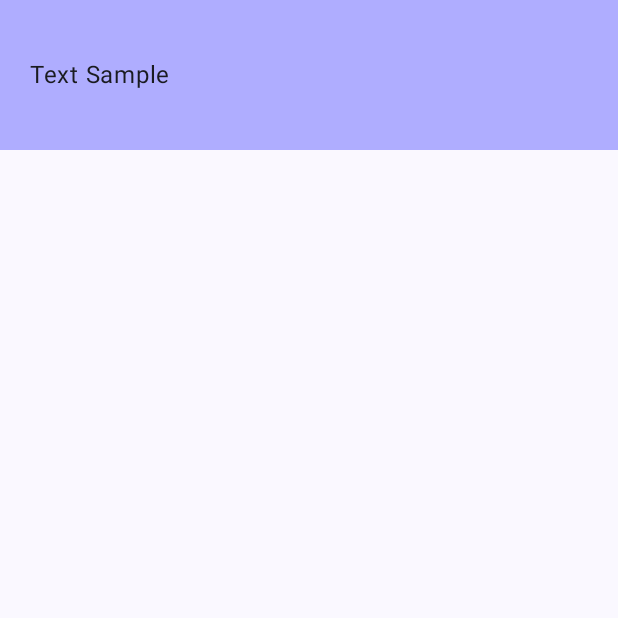
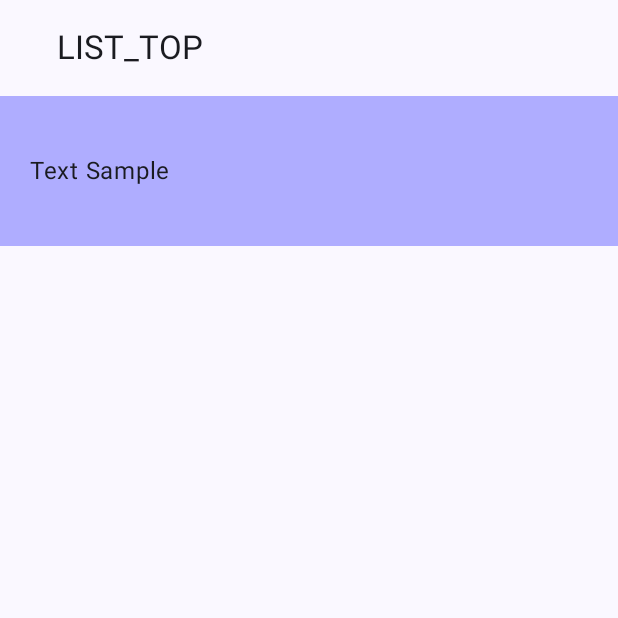
Before and after one commit to shunsugawara/ComposeViewSample, an Android app built with Jetpack Compose: the screen it shows after launch (MainActivity), on a phone screen of 412 x 824 dp, the top half of it. Run offline under Robolectric (Android 15) with nearby library versions, the phone set to English and light mode, and no system bars.

Commit message:
updated library version, add back button.

```diff
--- a/app/build.gradle.kts
+++ b/app/build.gradle.kts
@@ -53,7 +53,7 @@ dependencies {
 
     implementation("androidx.core:core-ktx:1.12.0")
     implementation("androidx.lifecycle:lifecycle-runtime-ktx:2.6.2")
-    implementation("androidx.activity:activity-compose:1.8.0")
+    implementation("androidx.activity:activity-compose:1.8.1")
     implementation(platform("androidx.compose:compose-bom:2023.03.00"))
     implementation("androidx.compose.ui:ui")
     implementation("androidx.compose.ui:ui-graphics")
--- a/app/src/main/java/com/example/composeviewsample/MainActivity.kt
+++ b/app/src/main/java/com/example/composeviewsample/MainActivity.kt
@@ -3,10 +3,24 @@ package com.example.composeviewsample
 import android.os.Bundle
 import androidx.activity.ComponentActivity
 import androidx.activity.compose.setContent
+import androidx.compose.foundation.layout.Spacer
 import androidx.compose.foundation.layout.fillMaxSize
-import androidx.compose.material3.MaterialTheme
-import androidx.compose.material3.Surface
+import androidx.compose.foundation.layout.padding
+import androidx.compose.foundation.layout.size
+import androidx.compose.material3.ExperimentalMaterial3Api
+import androidx.compose.material3.Icon
+import androidx.compose.material3.IconButton
+import androidx.compose.material3.Scaffold
+import androidx.compose.material3.Text
+import androidx.compose.material3.TopAppBar
+import androidx.compose.runtime.Composable
+import androidx.compose.runtime.collectAsState
+import androidx.compose.runtime.getValue
 import androidx.compose.ui.Modifier
+import androidx.compose.ui.draw.rotate
+import androidx.compose.ui.res.painterResource
+import androidx.compose.ui.unit.dp
+import androidx.navigation.NavHostController
 import androidx.navigation.compose.NavHost
 import androidx.navigation.compose.composable
 import androidx.navigation.compose.rememberNavController
@@ -19,18 +33,23 @@ enum class NavigationKey {
 }
 
 class MainActivity : ComponentActivity() {
+    @OptIn(ExperimentalMaterial3Api::class)
     override fun onCreate(savedInstanceState: Bundle?) {
         super.onCreate(savedInstanceState)
         setContent {
+            val navController = rememberNavController()
+            val backStacks by navController.currentBackStack.collectAsState()
+            val currentRoute = backStacks.lastOrNull()?.destination?.route
+
             ComposeViewSampleTheme {
-                Surface(
+                Scaffold(
                     modifier = Modifier.fillMaxSize(),
-                    color = MaterialTheme.colorScheme.background
+                    topBar = { TopBarView(currentRoute, navController) }
                 ) {
-                    val navController = rememberNavController()
                     NavHost(
                         navController = navController,
-                        startDestination = NavigationKey.LIST_TOP.name
+                        startDestination = NavigationKey.LIST_TOP.name,
+                        modifier = Modifier.padding(it)
                     ) {
                         composable(route = NavigationKey.LIST_TOP.name) {
                             ListTop(modifier = Modifier, navController)
@@ -43,4 +62,43 @@ class MainActivity : ComponentActivity() {
             }
         }
     }
+
+    @Composable
+    @OptIn(ExperimentalMaterial3Api::class)
+    private fun TopBarView(
+        currentRoute: String?,
+        navController: NavHostController
+    ) {
+        TopAppBar(
+            title = {
+                Text(text = currentRoute ?: "")
+            },
+            navigationIcon = {
+                val iconSizeModifier = Modifier.size(30.dp)
+                if (currentRoute != NavigationKey.LIST_TOP.name) {
+                    BackButton(
+                        modifier = iconSizeModifier,
+                        onClick = { navController.navigateUp() })
+                } else {
+                    Spacer(
+                        modifier = iconSizeModifier
+                    )
+                }
+            },
+        )
+    }
+
+    @Composable
+    private fun BackButton(modifier: Modifier, onClick: () -> Unit) {
+        IconButton(
+            onClick = { onClick() },
+            modifier = modifier
+        ) {
+            Icon(
+                painter = painterResource(id = android.R.drawable.arrow_up_float),
+                contentDescription = null,
+                modifier = Modifier.rotate(270f)
+            )
+        }
+    }
 }
```
